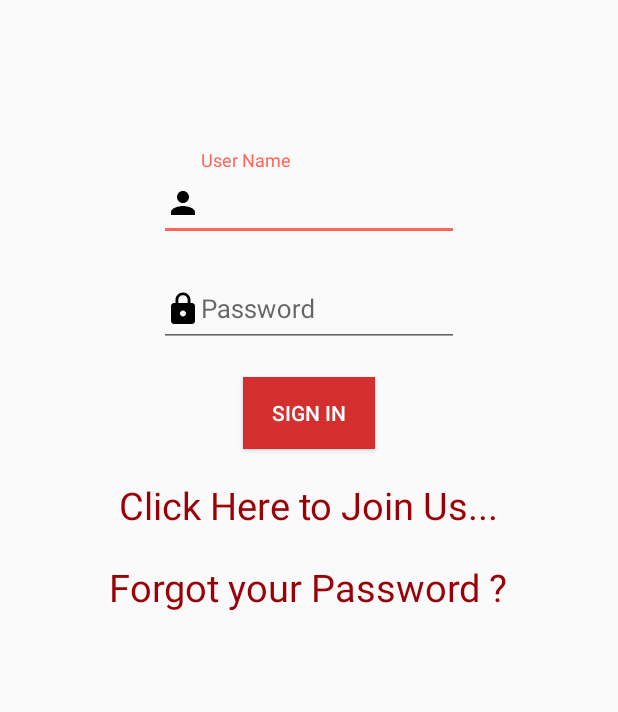
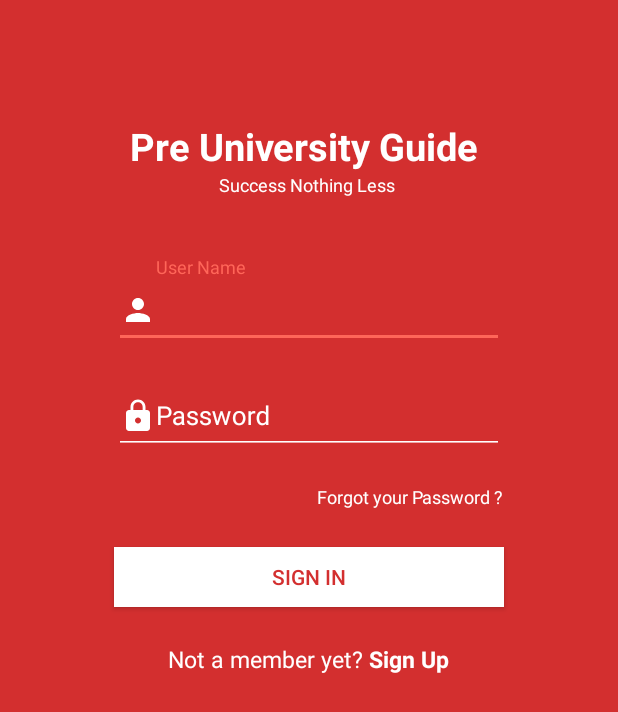
Before and after one commit to mohan564/Capstone, an Android app: the screen it shows after launch (First_Screen), on a phone screen of 412 x 824 dp. Shown: the top 712 px of the screen. Run offline under Robolectric (Android 15) with nearby library versions, the phone set to English and light mode, and no system bars; our stand-ins replace Firebase (no records; nobody signed in at launch, a user with empty details on screens opened directly).

Commit message:
Redisgn Login screen

```diff
--- a/app/src/main/AndroidManifest.xml
+++ b/app/src/main/AndroidManifest.xml
@@ -7,7 +7,7 @@
 
     <application
         android:allowBackup="true"
-        android:icon="@mipmap/ic_launcher"
+        android:icon="@drawable/iconpre"
         android:label="@string/app_name"
         android:roundIcon="@mipmap/ic_launcher_round"
         android:supportsRtl="true"
--- a/app/src/main/java/com/example/harpreet/vasdapunjab/First_Screen.java
+++ b/app/src/main/java/com/example/harpreet/vasdapunjab/First_Screen.java
@@ -9,6 +9,9 @@ import android.support.design.widget.TextInputLayout;
 import android.support.v7.app.AppCompatActivity;
 import android.os.Bundle;
 import android.view.View;
+import android.view.Window;
+import android.view.WindowManager;
+import android.widget.Button;
 import android.widget.EditText;
 import android.widget.TextView;
 import android.widget.Toast;
@@ -33,6 +36,10 @@ public class First_Screen extends AppCompatActivity {
     @Override
     protected void onCreate(Bundle savedInstanceState) {
         super.onCreate(savedInstanceState);
+
+        requestWindowFeature(Window.FEATURE_NO_TITLE);
+        getWindow().setFlags(WindowManager.LayoutParams.FLAG_FULLSCREEN,WindowManager.LayoutParams.FLAG_FULLSCREEN);
+
         setContentView(R.layout.activity_first__screen);
         initialize();
     }
@@ -48,7 +55,7 @@ public class First_Screen extends AppCompatActivity {
         inputPassword = findViewById(R.id.inputPassword);
         Uname  = findViewById(R.id.name);
         password = findViewById(R.id.password);
-        sign_up  = findViewById(R.id.sign_up);
+        sign_up  =  findViewById(R.id.sign_up);
         Uname.setText("");
         password.setText("");
     }
--- a/app/src/main/res/drawable/ic_lock_black_24dp.xml
+++ b/app/src/main/res/drawable/ic_lock_black_24dp.xml
@@ -4,6 +4,6 @@
         android:viewportWidth="24.0"
         android:viewportHeight="24.0">
     <path
-        android:fillColor="#FF000000"
+        android:fillColor="#FFF"
         android:pathData="M18,8h-1L17,6c0,-2.76 -2.24,-5 -5,-5S7,3.24 7,6v2L6,8c-1.1,0 -2,0.9 -2,2v10c0,1.1 0.9,2 2,2h12c1.1,0 2,-0.9 2,-2L20,10c0,-1.1 -0.9,-2 -2,-2zM12,17c-1.1,0 -2,-0.9 -2,-2s0.9,-2 2,-2 2,0.9 2,2 -0.9,2 -2,2zM15.1,8L8.9,8L8.9,6c0,-1.71 1.39,-3.1 3.1,-3.1 1.71,0 3.1,1.39 3.1,3.1v2z"/>
 </vector>
--- a/app/src/main/res/drawable/ic_person_black_24dp.xml
+++ b/app/src/main/res/drawable/ic_person_black_24dp.xml
@@ -4,6 +4,6 @@
         android:viewportWidth="24.0"
         android:viewportHeight="24.0">
     <path
-        android:fillColor="#FF000000"
+        android:fillColor="#FFF"
         android:pathData="M12,12c2.21,0 4,-1.79 4,-4s-1.79,-4 -4,-4 -4,1.79 -4,4 1.79,4 4,4zM12,14c-2.67,0 -8,1.34 -8,4v2h16v-2c0,-2.66 -5.33,-4 -8,-4z"/>
 </vector>
--- a/app/src/main/res/layout/activity_first__screen.xml
+++ b/app/src/main/res/layout/activity_first__screen.xml
@@ -4,18 +4,44 @@
     xmlns:tools="http://schemas.android.com/tools"
     android:layout_width="match_parent"
     android:layout_height="match_parent"
+    android:background="@color/colorPrimary"
     android:orientation="vertical"
     tools:context=".First_Screen">
 
+
+
+    <TextView
+        android:layout_width="wrap_content"
+        android:layout_height="wrap_content"
+        android:layout_marginTop="80dp"
+        android:textSize="25dp"
+        android:textColor="#fff"
+        android:textStyle="bold"
+        android:text="Pre University Guide "
+        android:layout_gravity="center"/>
+    <TextView
+        android:layout_width="wrap_content"
+        android:layout_height="wrap_content"
+        android:textSize="12dp"
+
+        android:textColor="#fff"
+        android:text="Success Nothing Less "
+        android:layout_gravity="center"/>
+
     <android.support.design.widget.TextInputLayout
-        android:layout_width="match_parent"
+        android:layout_width="wrap_content"
         android:id="@+id/inputName"
-        android:layout_marginTop="100dp"
+
+        android:layout_gravity="center"
+        android:layout_marginTop="40dp"
+        android:textColorHint="#fff"
         android:layout_height="wrap_content">
         <EditText
             android:drawableLeft="@drawable/ic_person_black_24dp"
             android:textSize="17sp"
-            android:layout_width="200dp"
+            android:textColor="#fff"
+            android:backgroundTint="#fff"
+            android:layout_width="260dp"
             android:hint="User Name"
             android:maxLines="1"
             android:inputType="text"
@@ -25,15 +51,20 @@
 
     </android.support.design.widget.TextInputLayout>
     <android.support.design.widget.TextInputLayout
-        android:layout_width="match_parent"
+        android:layout_width="wrap_content"
         android:id="@+id/inputPassword"
+        android:layout_gravity="center"
         android:layout_marginTop="10dp"
+        android:textColorHint="#fff"
+
         android:layout_height="wrap_content">
         <EditText
             android:drawableLeft="@drawable/ic_lock_black_24dp"
             android:textSize="17sp"
             android:layout_gravity="center"
-            android:layout_width="200dp"
+            android:backgroundTint="#fff"
+            android:textColor="#fff"
+            android:layout_width="260dp"
             android:hint="Password"
             android:inputType="textPassword"
             android:maxLines="1"
@@ -43,40 +74,66 @@
     </android.support.design.widget.TextInputLayout>
 
 
+    <LinearLayout
+        android:layout_width="260dp"
+        android:layout_height="wrap_content"
+        android:orientation="vertical"
+        android:layout_marginTop="20dp"
+        android:layout_gravity="center">
+
+        <TextView
+            android:layout_width="wrap_content"
+            android:layout_height="wrap_content"
+            android:textSize="12dp"
+            android:text="Forgot your Password ?"
+            android:onClick="forgotPasswordMethod"
+            android:textColor="#fff"
+            android:layout_gravity="right"/>
+    </LinearLayout>
+
+
+
 
     <Button
-        android:layout_width="wrap_content"
-        android:layout_height="wrap_content"
+        android:layout_width="260dp"
+        android:layout_height="40dp"
         android:text="Sign In"
-        android:layout_marginTop="20dp"
+        android:layout_marginTop="25dp"
         android:id="@+id/sign_in"
         android:onClick="signInMethod"
-        android:background="@color/colorPrimary"
-        android:textColor="#fff"
+        android:background="#fff"
+
+        android:textColor="@color/colorPrimary"
         android:layout_gravity="center"/>
 
 
+     <LinearLayout
+         android:layout_width="wrap_content"
+         android:orientation="horizontal"
+         android:layout_marginTop="20dp"
+        android:layout_gravity="center"
+         android:layout_height="30dp">
 
-    <TextView
-        android:layout_width="wrap_content"
-        android:layout_height="wrap_content"
-        android:layout_marginTop="20dp"
-        android:text="Click Here to Join Us..."
-        android:textSize="25dp"
-        android:onClick="signUpMethod"
-        android:id="@+id/sign_up"
-        android:textColor="@color/colorPrimaryDark"
-        android:layout_gravity="center"/>
+         <TextView
+             android:layout_width="wrap_content"
+             android:layout_height="wrap_content"
+             android:layout_gravity="center"
+             android:textSize="15dp"
+             android:text="Not a member yet? "
+             android:textColor="#fff" />
+
+         <TextView
+             android:layout_width="wrap_content"
+             android:layout_height="wrap_content"
+             android:text="Sign Up"
+             android:textSize="15dp"
+             android:textColor="#fff"
+             android:textStyle="bold"
+             android:onClick="signUpMethod"
+             android:id="@+id/sign_up"
+             android:layout_gravity="center"/>
+
+     </LinearLayout>
 
 
-    <TextView
-        android:layout_width="wrap_content"
-        android:layout_marginTop="20dp"
-        android:layout_height="wrap_content"
-        android:textSize="25dp"
-        android:text="Forgot your Password ?"
-        android:onClick="forgotPasswordMethod"
-        android:textColor="@color/colorPrimaryDark"
-        android:layout_gravity="center"/>
-
 </LinearLayout>
--- a/app/src/main/res/layout/activity_sign__up_.xml
+++ b/app/src/main/res/layout/activity_sign__up_.xml
@@ -10,8 +10,8 @@
     <android.support.v7.widget.CardView
         android:layout_width="match_parent"
         android:layout_gravity="center"
-        android:layout_marginLeft="38dp"
-        android:layout_marginRight="38dp"
+        android:layout_marginLeft="8dp"
+        android:layout_marginRight="8dp"
         app:cardElevation="6dp"
         app:cardCornerRadius="04dp"
         android:layout_height="510dp">
```
Also changed, not shown: app/src/main/res/drawable/iconpre.png (added), app/src/main/res/drawable/logbg.png (added).
